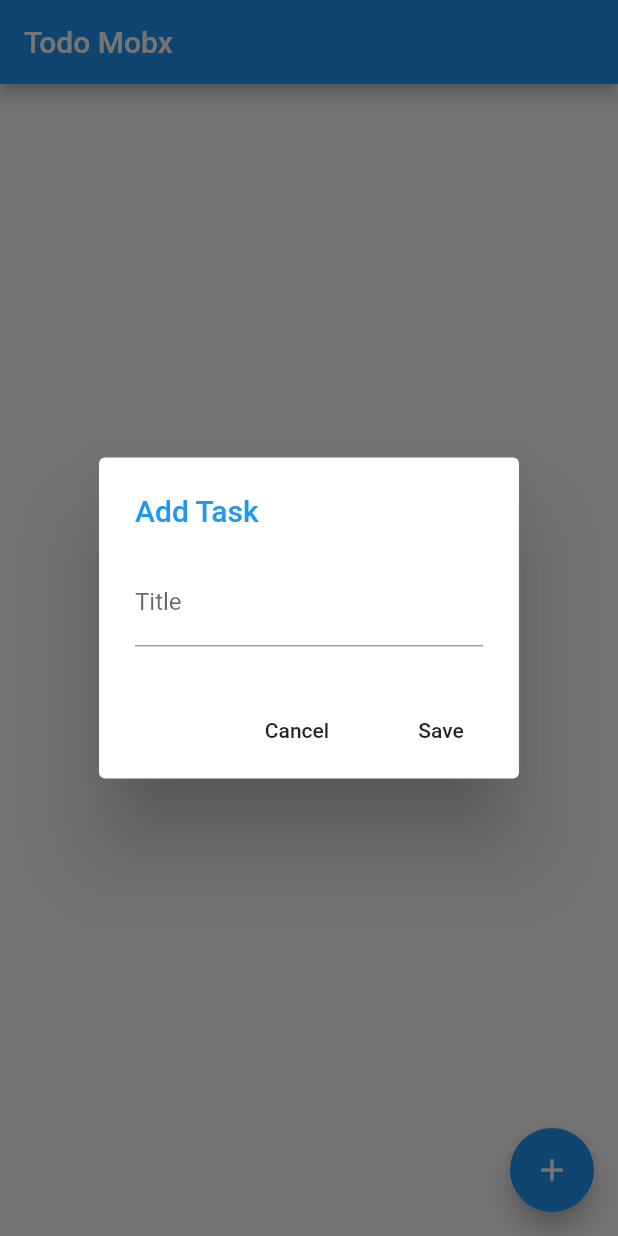
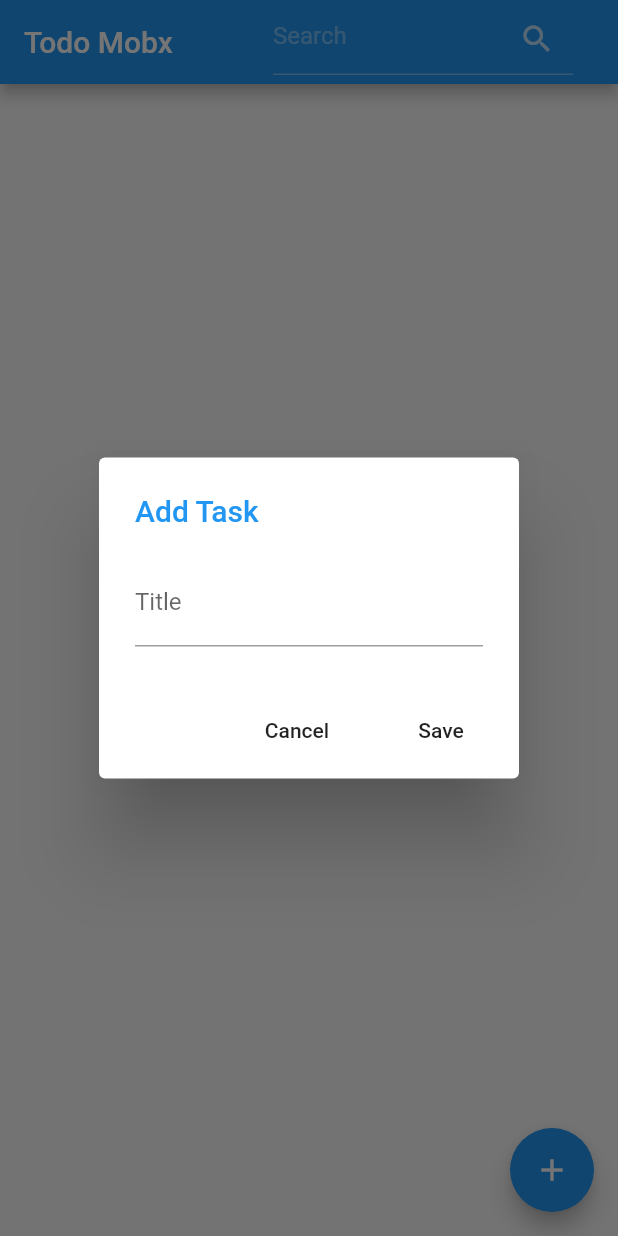
Before and after one commit to marciovalim/flutter-mobx-todo-list, a Flutter app: the screen it shows after launch, after a tap on the "add" icon, on a phone screen of 412 x 824 dp. Run offline on Flutter 3.47's test engine with Material 2 defaults, Android fonts, the phone set to English and light mode, and no system bars; our stand-ins replace flutter_mobx, get_it, mobx; generated files the repository leaves out were written again.

Commit message:
added reactive search feature

```diff
--- a/lib/domain/models/task_list.dart
+++ b/lib/domain/models/task_list.dart
@@ -7,6 +7,22 @@ class TaskList = _TaskListBase with _$TaskList;
 abstract class _TaskListBase with Store {
   @observable
   ObservableList<Task> tasks = <Task>[].asObservable();
+
+  @observable
+  String filter = "";
+
+  @computed
+  List<Task> get filteredList {
+    if (filter.isEmpty) {
+      return tasks;
+    }
+    return tasks.where((task) {
+      return task.title.toLowerCase().contains(filter.toLowerCase());
+    }).toList();
+  }
+
+  @action
+  void setFilter(String value) => filter = value;
 
   @action
   void add(Task task) {
--- a/lib/presentation/pages/home/home_page.dart
+++ b/lib/presentation/pages/home/home_page.dart
@@ -1,5 +1,6 @@
 import 'package:flutter/material.dart';
 import 'package:mobx_todo_list/presentation/pages/home/add_task_dialog.dart';
+import 'package:mobx_todo_list/presentation/pages/home/search_bar.dart';
 import 'package:mobx_todo_list/presentation/pages/home/task_list_widget.dart';
 
 class HomePage extends StatelessWidget {
@@ -10,6 +11,10 @@ class HomePage extends StatelessWidget {
     return Scaffold(
       appBar: AppBar(
         title: Text('Todo Mobx'),
+        actions: [
+          SearchBar(),
+          SizedBox(width: 30),
+        ],
       ),
       body: TaskListWidget(),
       floatingActionButton: FloatingActionButton(
--- /dev/null
+++ b/lib/presentation/pages/home/search_bar.dart
@@ -0,0 +1,38 @@
+import 'package:flutter/material.dart';
+import 'package:mobx_todo_list/di/locator.dart';
+import 'package:mobx_todo_list/domain/models/task_list.dart';
+
+class SearchBar extends StatelessWidget {
+  const SearchBar({Key key}) : super(key: key);
+
+  @override
+  Widget build(BuildContext context) {
+    final taskList = locator<TaskList>();
+    return Padding(
+      padding: const EdgeInsets.only(top: 2),
+      child: SizedBox(
+        height: 25,
+        width: 200,
+        child: TextField(
+          onChanged: taskList.setFilter,
+          cursorColor: Colors.white54,
+          decoration: InputDecoration(
+            suffixIcon: Icon(Icons.search, color: Colors.white70),
+            focusColor: Colors.white,
+            hintText: 'Search',
+            fillColor: Colors.white,
+            hintStyle: TextStyle(color: Colors.white38),
+            enabledBorder: UnderlineInputBorder(
+              borderSide: BorderSide(
+                color: Colors.white38,
+              ),
+            ),
+          ),
+          style: TextStyle(
+            color: Colors.white,
+          ),
+        ),
+      ),
+    );
+  }
+}
--- a/lib/presentation/pages/home/task_list_widget.dart
+++ b/lib/presentation/pages/home/task_list_widget.dart
@@ -13,11 +13,11 @@ class TaskListWidget extends StatelessWidget {
   Widget build(BuildContext context) {
     return Observer(
       builder: (_) {
-        final taskList = locator<TaskList>();
+        final tasks = locator<TaskList>().filteredList;
         return ListView.builder(
-          itemCount: taskList.tasks.length,
+          itemCount: tasks.length,
           itemBuilder: (context, index) {
-            return TaskWidget(task: taskList.tasks[index]);
+            return TaskWidget(task: tasks[index]);
           },
         );
       },
```
Also changed, not shown: lib/domain/models/task_list.g.dart, 2 other files.
